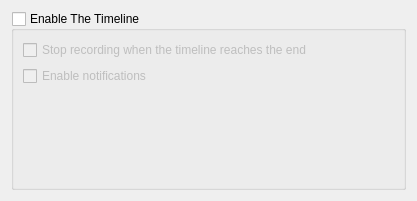
hippich/recorditnow, file src/ui/timelineconfig.ui: the form before one commit.
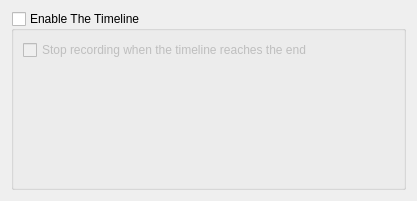
The form after the commit.

Diff of the .ui file:
```diff
--- a/src/ui/timelineconfig.ui
+++ b/src/ui/timelineconfig.ui
@@ -42,13 +42,6 @@
         </property>
        </widget>
       </item>
-      <item row="1" column="0" colspan="2">
-       <widget class="QCheckBox" name="kcfg_timelineNotifications">
-        <property name="text">
-         <string>Enable notifications</string>
-        </property>
-       </widget>
-      </item>
      </layout>
     </widget>
    </item>
```
